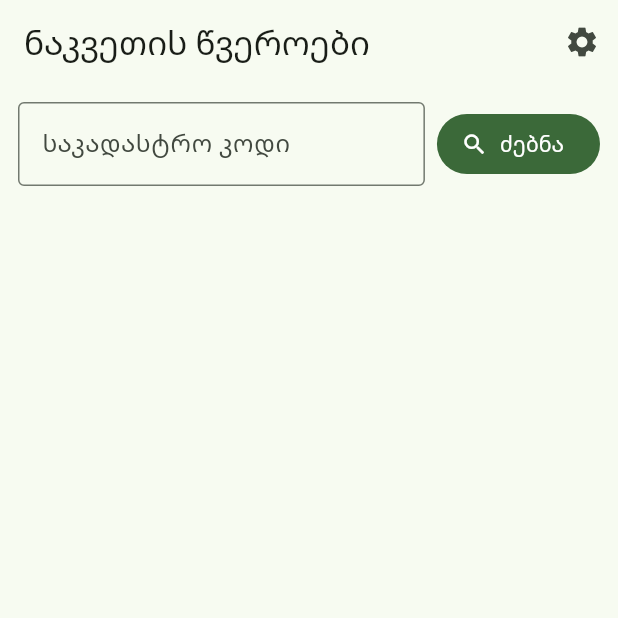
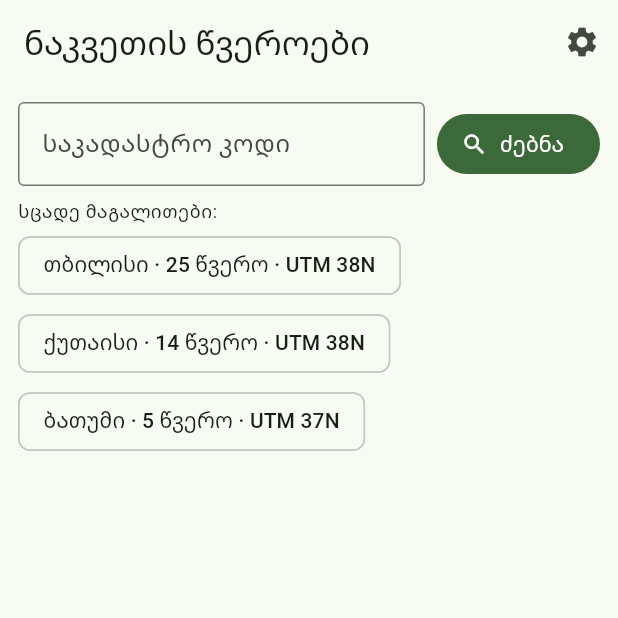
Before and after one commit to GIS-GEORGIA/parcel-vertices, a Flutter app: the screen it shows after launch, on a phone screen of 412 x 824 dp, the top half of it. Run offline on Flutter 3.47's test engine with Material 3 defaults, Android fonts, the phone set to English and light mode, and no system bars; our stand-ins replace flutter_map, latlong2, lottie, package_info_plus, share_plus, shared_preferences; missing offline and left inert: file_saver.

Commit message:
Add three demo cadastral codes (Tbilisi, Kutaisi, Batumi) as example chips
Co-Authored-By: Claude Sonnet 5.5 <noreply@anthropic.com>

```diff
--- a/lib/l10n.dart
+++ b/lib/l10n.dart
@@ -19,6 +19,10 @@ class S {
       'app_title': 'ნაკვეთის წვეროები',
       'code_label': 'საკადასტრო კოდი',
       'search': 'ძებნა',
+      'examples': 'სცადე მაგალითები:',
+      'ex_tbilisi': 'თბილისი · 25 წვერო · UTM 38N',
+      'ex_kutaisi': 'ქუთაისი · 14 წვერო · UTM 38N',
+      'ex_batumi': 'ბათუმი · 5 წვერო · UTM 37N',
       'copy': 'კოპირება',
       'share': 'გაზიარება',
       'other_share': 'Messenger / სხვა… (+CSV, DXF)',
@@ -49,6 +53,10 @@ class S {
       'app_title': 'Parcel Vertices',
       'code_label': 'Cadastral code',
       'search': 'Search',
+      'examples': 'Try examples:',
+      'ex_tbilisi': 'Tbilisi · 25 vertices · UTM 38N',
+      'ex_kutaisi': 'Kutaisi · 14 vertices · UTM 38N',
+      'ex_batumi': 'Batumi · 5 vertices · UTM 37N',
       'copy': 'Copy',
       'share': 'Share',
       'other_share': 'Messenger / more… (+CSV, DXF)',
--- a/lib/main.dart
+++ b/lib/main.dart
@@ -60,6 +60,13 @@ class _HomePageState extends State<HomePage> {
   List<Ring> _rings = [];
   Crs _crs = Crs.utm;
   int _zone = 38;
+
+  /// Pre-selected demo parcels: different cities, UTM zones and sizes.
+  static const _examples = [
+    ('01.13.08.001.009', 'ex_tbilisi'),
+    ('03.03.26.242', 'ex_kutaisi'),
+    ('05.21.22.002', 'ex_batumi'),
+  ];
 
   String _errText() {
     final e = _errObj;
@@ -232,6 +239,20 @@ class _HomePageState extends State<HomePage> {
               label: Text(s['search']),
             ),
           ]),
+          const SizedBox(height: 8),
+          Wrap(spacing: 8, runSpacing: 4, crossAxisAlignment: WrapCrossAlignment.center, children: [
+            Text(s['examples'], style: Theme.of(context).textTheme.bodySmall),
+            for (final e in _examples)
+              ActionChip(
+                label: Text(s[e.$2]),
+                onPressed: _busy
+                    ? null
+                    : () {
+                        _code.text = e.$1;
+                        _find();
+                      },
+              ),
+          ]),
           if (_errObj != null)
             Padding(
                 padding: const EdgeInsets.only(top: 8),
```
